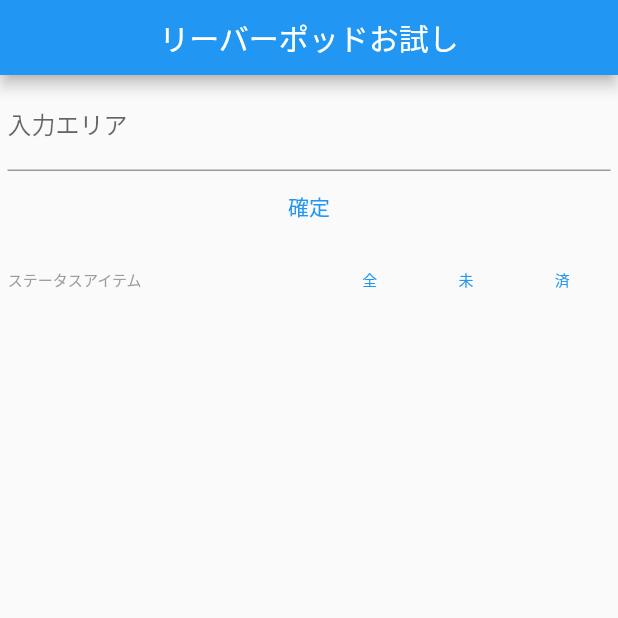
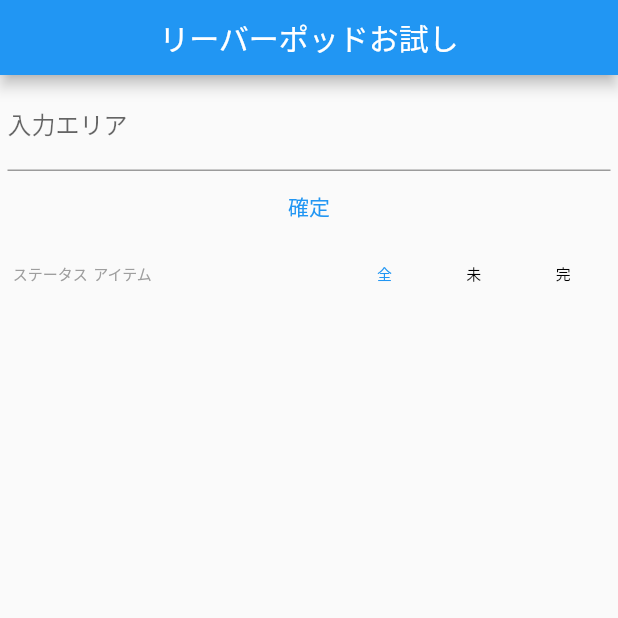
Before and after one commit to of3jlmssoo/flutter_riverpod_exercise, a Flutter app: the screen it shows after launch, on a phone screen of 412 x 824 dp, the top half of it. Run offline on Flutter 3.47's test engine with Material 2 defaults, Android fonts, the phone set to English and light mode, and no system bars; our stand-ins replace flutter_riverpod, hooks_riverpod, riverpod, stack_trace.

Commit message:
filter visualization

```diff
--- a/lib/main.dart
+++ b/lib/main.dart
@@ -138,6 +138,11 @@
   @override
   Widget build(BuildContext context, WidgetRef ref) {
     final filter = ref.watch(todoListFilter);
+
+    Color? textColorFor(TodoListFilter value) {
+      return filter == value ? Colors.blue : Colors.black;
+    }
+
     return Container(
       padding: const EdgeInsets.symmetric(vertical: 5, horizontal: 5),
       child: Form(
@@ -181,32 +186,38 @@
                   TextButton(
                     onPressed: () => ref.read(todoListFilter.notifier).state =
                         TodoListFilter.all,
-                    style: TextButton.styleFrom(
-                        textStyle: const TextStyle(
-                      color: Colors.grey,
-                      fontSize: 10,
-                    )),
-                    child: const Text('全'),
+                    style: ButtonStyle(
+                        visualDensity: VisualDensity.compact,
+                        foregroundColor: MaterialStateProperty.all(
+                            textColorFor(TodoListFilter.all))),
+                    child: const Text(
+                      '全',
+                      style: TextStyle(fontSize: 10),
+                    ),
                   ),
                   TextButton(
                     onPressed: () => ref.read(todoListFilter.notifier).state =
                         TodoListFilter.active,
-                    style: TextButton.styleFrom(
-                        textStyle: const TextStyle(
-                      color: Colors.grey,
-                      fontSize: 10,
-                    )),
-                    child: const Text('未'),
+                    style: ButtonStyle(
+                        visualDensity: VisualDensity.compact,
+                        foregroundColor: MaterialStateProperty.all(
+                            textColorFor(TodoListFilter.active))),
+                    child: const Text(
+                      '未',
+                      style: TextStyle(fontSize: 10),
+                    ),
                   ),
                   TextButton(
                     onPressed: () => ref.read(todoListFilter.notifier).state =
                         TodoListFilter.completed,
-                    style: TextButton.styleFrom(
-                        textStyle: const TextStyle(
-                      color: Colors.grey,
-                      fontSize: 10,
-                    )),
-                    child: const Text('済'),
+                    style: ButtonStyle(
+                        visualDensity: VisualDensity.compact,
+                        foregroundColor: MaterialStateProperty.all(
+                            textColorFor(TodoListFilter.completed))),
+                    child: const Text(
+                      '完',
+                      style: TextStyle(fontSize: 10),
+                    ),
                   ),
                 ],
               ),
```
